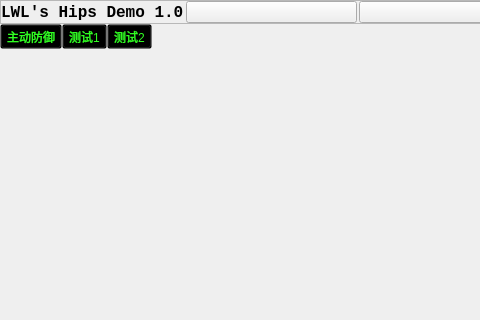
Above: maintest/maintest.ui from lwl4613615/qtmain before the change; both pictures show x 0 to 480 and y 0 to 320 of the 703 by 543 pixel window. Below: the same form after it.
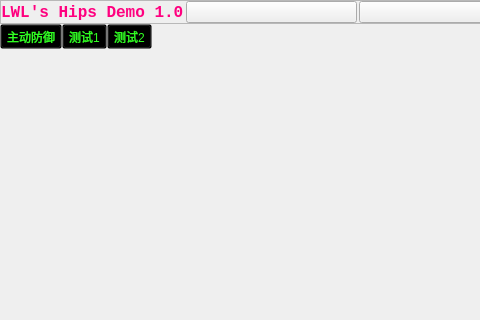
That is the form after the change. Custom widgets are drawn as their Qt base class.

The edit to the form file:
```diff
--- a/maintest/maintest.ui
+++ b/maintest/maintest.ui
@@ -64,6 +64,9 @@
            <bold>true</bold>
           </font>
          </property>
+         <property name="styleSheet">
+          <string notr="true">color:rgb(255, 0, 127)</string>
+         </property>
          <property name="text">
           <string>LWL's Hips Demo 1.0</string>
          </property>
```
